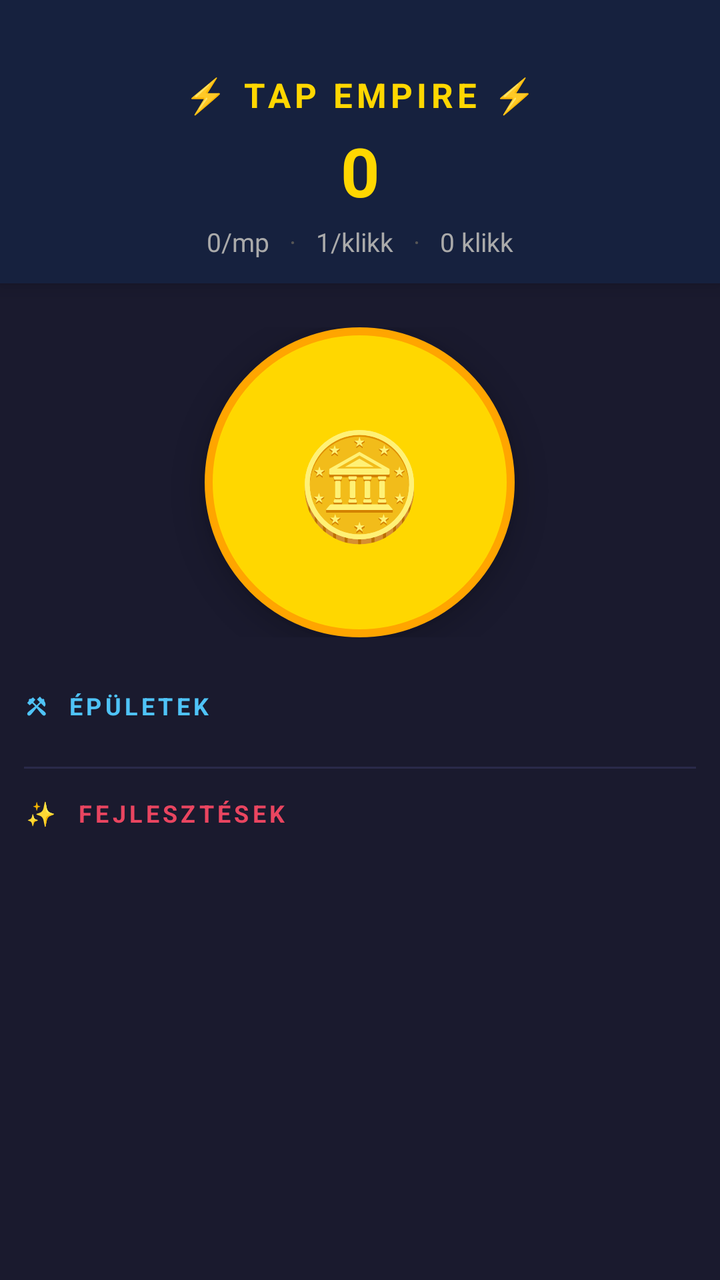
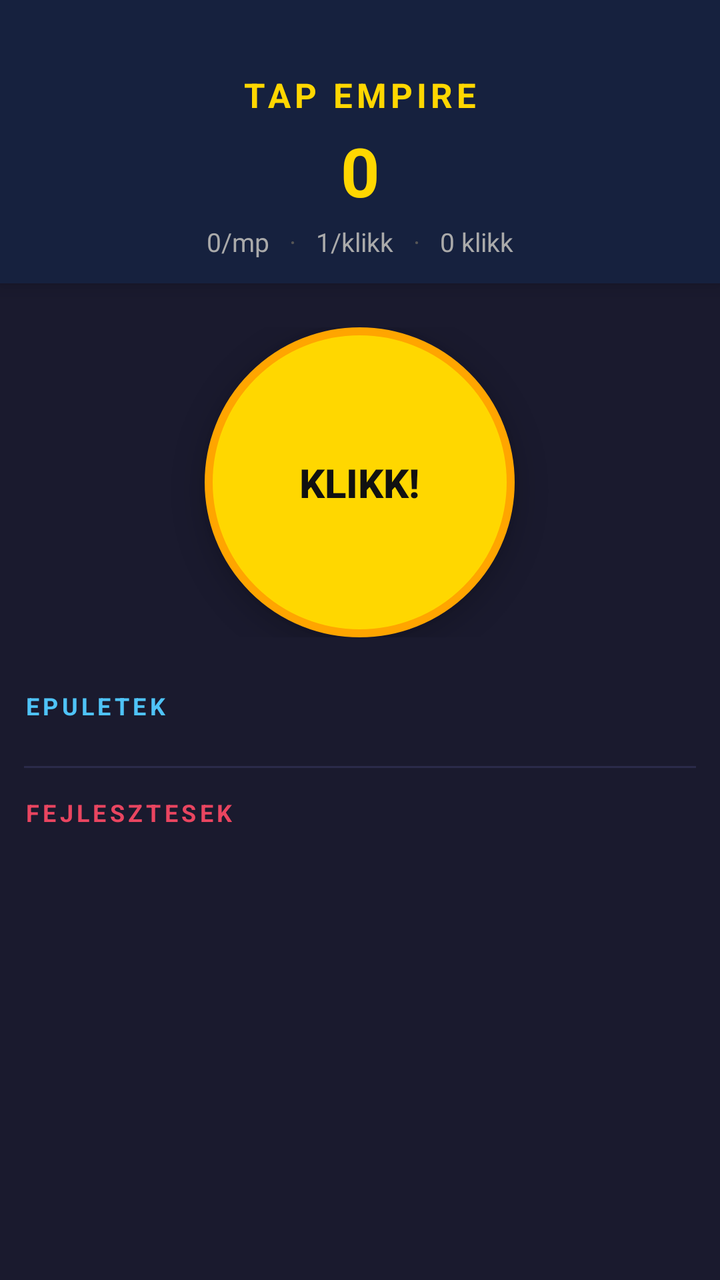

The first picture is an Android layout as it rendered before a commit; the second is the same layout after the commit. The layout source and the unified diff follow.
<!-- AndroidManifest.xml: application theme Theme.TapEmpire -->
<!-- res/layout/activity_main.xml -->
<?xml version="1.0" encoding="utf-8"?>
<LinearLayout xmlns:android="http://schemas.android.com/apk/res/android"
    android:layout_width="match_parent"
    android:layout_height="match_parent"
    android:orientation="vertical"
    android:background="#1a1a2e">

    
    <LinearLayout
        android:layout_width="match_parent"
        android:layout_height="wrap_content"
        android:orientation="vertical"
        android:background="#16213e"
        android:paddingTop="36dp"
        android:paddingBottom="12dp"
        android:paddingLeft="16dp"
        android:paddingRight="16dp"
        android:elevation="6dp">

        <TextView
            android:layout_width="match_parent"
            android:layout_height="wrap_content"
            android:text="⚡ TAP EMPIRE ⚡"
            android:textSize="17sp"
            android:textColor="#FFD700"
            android:textStyle="bold"
            android:gravity="center"
            android:letterSpacing="0.12"/>

        <TextView
            android:id="@+id/tv_gold"
            android:layout_width="match_parent"
            android:layout_height="wrap_content"
            android:text="0"
            android:textSize="34sp"
            android:textColor="#FFD700"
            android:textStyle="bold"
            android:gravity="center"
            android:layout_marginTop="4dp"/>

        <LinearLayout
            android:layout_width="match_parent"
            android:layout_height="wrap_content"
            android:orientation="horizontal"
            android:gravity="center"
            android:layout_marginTop="4dp">

            <TextView
                android:id="@+id/tv_gps"
                android:layout_width="wrap_content"
                android:layout_height="wrap_content"
                android:text="0/mp"
                android:textSize="13sp"
                android:textColor="#aaaaaa"/>

            <TextView
                android:layout_width="wrap_content"
                android:layout_height="wrap_content"
                android:text="   ·   "
                android:textSize="13sp"
                android:textColor="#555555"/>

            <TextView
                android:id="@+id/tv_gpc"
                android:layout_width="wrap_content"
                android:layout_height="wrap_content"
                android:text="1/klikk"
                android:textSize="13sp"
                android:textColor="#aaaaaa"/>

            <TextView
                android:layout_width="wrap_content"
                android:layout_height="wrap_content"
                android:text="   ·   "
                android:textSize="13sp"
                android:textColor="#555555"/>

            <TextView
                android:id="@+id/tv_clicks"
                android:layout_width="wrap_content"
                android:layout_height="wrap_content"
                android:text="0 klikk"
                android:textSize="13sp"
                android:textColor="#aaaaaa"/>
        </LinearLayout>
    </LinearLayout>

    
    <LinearLayout
        android:layout_width="match_parent"
        android:layout_height="wrap_content"
        android:gravity="center"
        android:paddingTop="22dp"
        android:paddingBottom="14dp">

        <Button
            android:id="@+id/btn_click"
            android:layout_width="155dp"
            android:layout_height="155dp"
            android:text="🪙"
            android:textSize="52sp"
            android:background="@drawable/click_button_bg"
            android:stateListAnimator="@null"
            android:elevation="8dp"/>
    </LinearLayout>

    
    <ScrollView
        android:layout_width="match_parent"
        android:layout_height="0dp"
        android:layout_weight="1"
        android:scrollbarStyle="outsideOverlay">

        <LinearLayout
            android:layout_width="match_parent"
            android:layout_height="wrap_content"
            android:orientation="vertical"
            android:padding="12dp">

            
            <TextView
                android:layout_width="wrap_content"
                android:layout_height="wrap_content"
                android:text="⚒  ÉPÜLETEK"
                android:textSize="12sp"
                android:textColor="#4fc3f7"
                android:textStyle="bold"
                android:letterSpacing="0.15"
                android:layout_marginBottom="8dp"/>

            <LinearLayout
                android:id="@+id/buildings_layout"
                android:layout_width="match_parent"
                android:layout_height="wrap_content"
                android:orientation="vertical"/>

            
            <View
                android:layout_width="match_parent"
                android:layout_height="1dp"
                android:background="#2a2a4a"
                android:layout_marginTop="14dp"
                android:layout_marginBottom="14dp"/>

            
            <TextView
                android:layout_width="wrap_content"
                android:layout_height="wrap_content"
                android:text="✨  FEJLESZTÉSEK"
                android:textSize="12sp"
                android:textColor="#e94560"
                android:textStyle="bold"
                android:letterSpacing="0.15"
                android:layout_marginBottom="8dp"/>

            <LinearLayout
                android:id="@+id/upgrades_layout"
                android:layout_width="match_parent"
                android:layout_height="wrap_content"
                android:orientation="vertical"/>

            <View
                android:layout_width="match_parent"
                android:layout_height="24dp"/>
        </LinearLayout>
    </ScrollView>
</LinearLayout>
<!-- resources referenced by this layout -->
<resources>
  <!-- drawable click_button_bg (drawable) -->
  <?xml version="1.0" encoding="utf-8"?>
  <ripple xmlns:android="http://schemas.android.com/apk/res/android"
      android:color="#cc9900">
      <item>
          <shape android:shape="oval">
              <solid android:color="#FFD700"/>
              <stroke android:width="4dp" android:color="#FFA500"/>
              <size android:width="160dp" android:height="160dp"/>
          </shape>
      </item>
  </ripple>
  <style name="Theme.TapEmpire" parent="Theme.AppCompat.NoActionBar">
          <item name="colorPrimary">@color/gold</item>
          <item name="colorPrimaryDark">@color/header_bg</item>
          <item name="colorAccent">@color/gold</item>
          <item name="android:windowBackground">@color/background</item>
          <item name="android:statusBarColor">@color/header_bg</item>
          <item name="android:navigationBarColor">@color/background</item>
      </style>
  <color name="gold">#FFD700</color>
  <color name="header_bg">#16213e</color>
  <color name="background">#1a1a2e</color>
</resources>

<!-- the commit's change to res/layout/activity_main.xml (unified diff, before → after) -->
@@ -20,7 +20,7 @@
         <TextView
             android:layout_width="match_parent"
             android:layout_height="wrap_content"
-            android:text="⚡ TAP EMPIRE ⚡"
+            android:text="TAP EMPIRE"
             android:textSize="17sp"
             android:textColor="#FFD700"
             android:textStyle="bold"
@@ -97,8 +97,10 @@
             android:id="@+id/btn_click"
             android:layout_width="155dp"
             android:layout_height="155dp"
-            android:text="🪙"
-            android:textSize="52sp"
+            android:text="KLIKK!"
+            android:textSize="20sp"
+            android:textStyle="bold"
+            android:textColor="#111111"
             android:background="@drawable/click_button_bg"
             android:stateListAnimator="@null"
             android:elevation="8dp"/>
@@ -121,7 +123,7 @@
             <TextView
                 android:layout_width="wrap_content"
                 android:layout_height="wrap_content"
-                android:text="⚒  ÉPÜLETEK"
+                android:text="EPULETEK"
                 android:textSize="12sp"
                 android:textColor="#4fc3f7"
                 android:textStyle="bold"
@@ -146,7 +148,7 @@
             <TextView
                 android:layout_width="wrap_content"
                 android:layout_height="wrap_content"
-                android:text="✨  FEJLESZTÉSEK"
+                android:text="FEJLESZTESEK"
                 android:textSize="12sp"
                 android:textColor="#e94560"
                 android:textStyle="bold"
